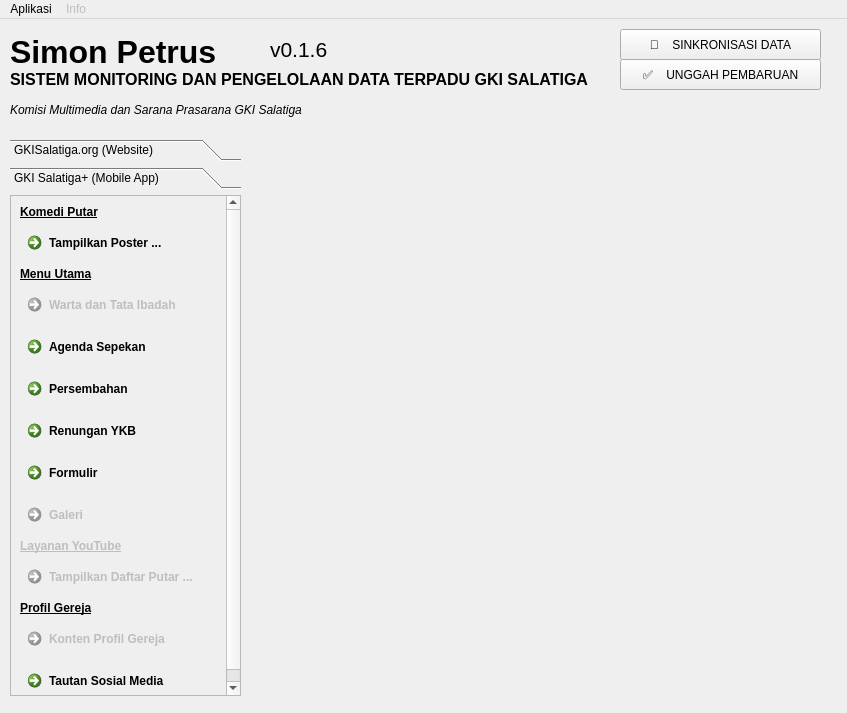
The window that qtdesigner-ui/screen_main.ui (gkisalatiga/simon-petrus) describes before a commit, drawn with Qt 5.
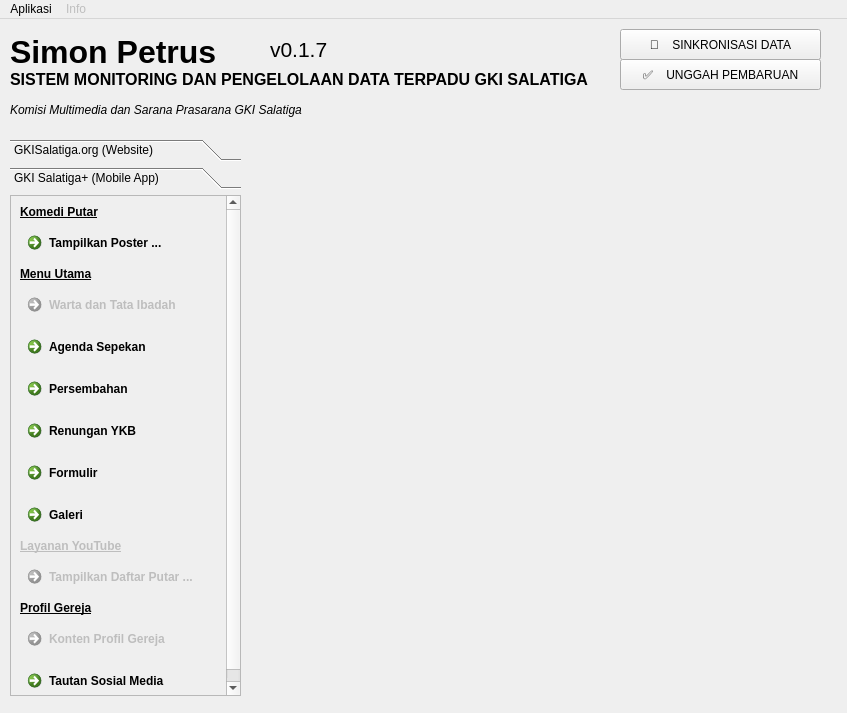
The same window after the commit. The open tabs and pages were chosen to show the change.

The edit to the form file:
```diff
--- a/qtdesigner-ui/screen_main.ui
+++ b/qtdesigner-ui/screen_main.ui
@@ -112,8 +112,8 @@
       <rect>
        <x>0</x>
        <y>0</y>
-       <width>100</width>
-       <height>30</height>
+       <width>231</width>
+       <height>501</height>
       </rect>
      </property>
      <attribute name="label">
@@ -153,8 +153,8 @@
        <property name="geometry">
         <rect>
          <x>0</x>
-         <y>0</y>
-         <width>193</width>
+         <y>-21</y>
+         <width>215</width>
          <height>520</height>
         </rect>
        </property>
@@ -250,7 +250,7 @@
         <item>
          <widget class="QCommandLinkButton" name="commandLinkButton_10">
           <property name="enabled">
-           <bool>false</bool>
+           <bool>true</bool>
           </property>
           <property name="text">
            <string>Galeri</string>
@@ -388,7 +388,7 @@
      </font>
     </property>
     <property name="text">
-     <string>v0.1.6</string>
+     <string>v0.1.7</string>
     </property>
     <property name="alignment">
      <set>Qt::AlignLeading|Qt::AlignLeft|Qt::AlignVCenter</set>
```
Left out of the diff: 4 changed lines with no effect on the pictures.
